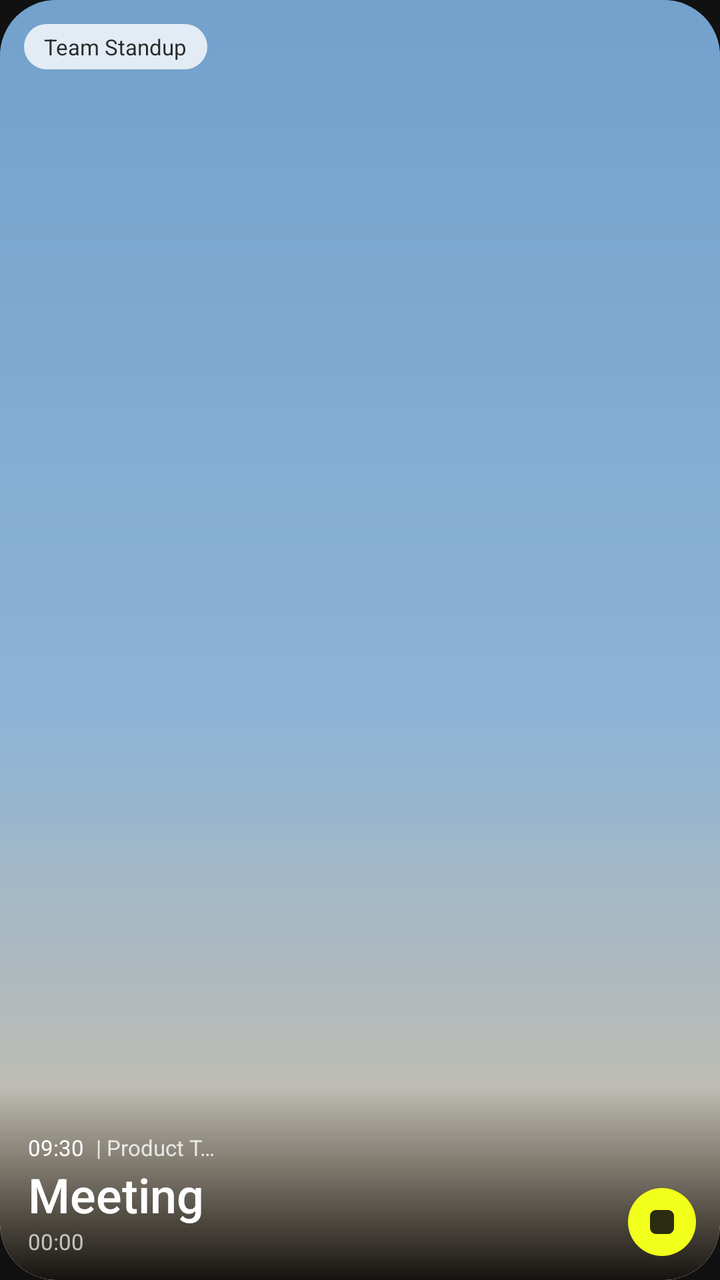
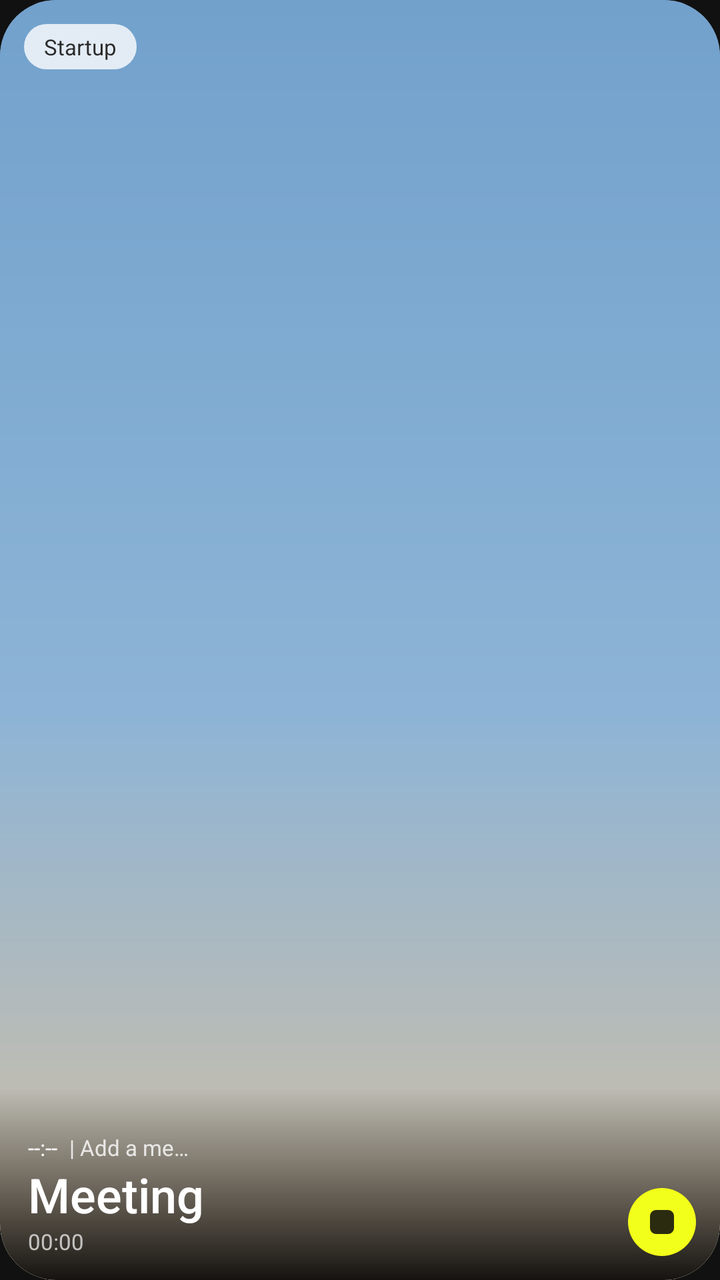

Compare the two renders of this Android layout. The source of the first and the diff that turns it into the second are given below.
<!-- AndroidManifest.xml: application theme Theme.Startup -->
<!-- res/layout/widget_startup.xml -->
<?xml version="1.0" encoding="utf-8"?>
<FrameLayout xmlns:android="http://schemas.android.com/apk/res/android"
    android:id="@+id/w_root"
    android:layout_width="match_parent"
    android:layout_height="match_parent"
    android:background="@drawable/widget_bg"
    android:clipToOutline="true">

    <ImageView
        android:layout_width="match_parent"
        android:layout_height="match_parent"
        android:scaleType="centerCrop"
        android:src="@drawable/meeting_bg" />

    <View
        android:layout_width="match_parent"
        android:layout_height="96dp"
        android:layout_gravity="bottom"
        android:background="@drawable/widget_scrim" />

    <TextView
        android:id="@+id/w_chip"
        android:layout_width="wrap_content"
        android:layout_height="wrap_content"
        android:layout_gravity="top|start"
        android:layout_margin="12dp"
        android:background="@drawable/widget_chip"
        android:maxLines="1"
        android:ellipsize="end"
        android:maxWidth="92dp"
        android:paddingStart="10dp"
        android:paddingEnd="10dp"
        android:paddingTop="4dp"
        android:paddingBottom="4dp"
        android:textColor="#2B2B2B"
        android:textSize="11sp"
        android:text="Team Standup" />

    <LinearLayout
        android:layout_width="match_parent"
        android:layout_height="wrap_content"
        android:layout_gravity="bottom"
        android:orientation="vertical"
        android:paddingStart="14dp"
        android:paddingEnd="14dp"
        android:paddingBottom="12dp">

        <LinearLayout
            android:layout_width="wrap_content"
            android:layout_height="wrap_content"
            android:orientation="horizontal">

            <TextView
                android:id="@+id/w_time"
                android:layout_width="wrap_content"
                android:layout_height="wrap_content"
                android:textColor="#FFFFFF"
                android:textSize="11sp"
                android:text="09:30" />

            <TextView
                android:id="@+id/w_team"
                android:layout_width="wrap_content"
                android:layout_height="wrap_content"
                android:layout_marginStart="6dp"
                android:maxLines="1"
                android:ellipsize="end"
                android:maxWidth="64dp"
                android:textColor="#CCFFFFFF"
                android:textSize="11sp"
                android:text="| Product Team" />
        </LinearLayout>

        <TextView
            android:layout_width="wrap_content"
            android:layout_height="wrap_content"
            android:fontFamily="sans-serif-medium"
            android:textColor="#FFFFFF"
            android:textSize="24sp"
            android:text="Meeting" />

        <Chronometer
            android:id="@+id/w_timer"
            android:layout_width="wrap_content"
            android:layout_height="wrap_content"
            android:textColor="#B3FFFFFF"
            android:textSize="11sp" />
    </LinearLayout>

    <ImageView
        android:id="@+id/w_stop"
        android:layout_width="34dp"
        android:layout_height="34dp"
        android:layout_gravity="bottom|end"
        android:layout_marginEnd="12dp"
        android:layout_marginBottom="12dp"
        android:src="@drawable/widget_stop_bg" />
</FrameLayout>
<!-- resources referenced by this layout -->
<resources>
  <!-- drawable meeting_bg (drawable) -->
  <?xml version="1.0" encoding="utf-8"?>
  <vector xmlns:android="http://schemas.android.com/apk/res/android"
      xmlns:aapt="http://schemas.android.com/aapt"
      android:width="360dp"
      android:height="720dp"
      android:viewportWidth="360"
      android:viewportHeight="720">
      <path android:pathData="M0,0h360v720h-360z">
          <aapt:attr name="android:fillColor">
              <gradient
                  android:startX="0"
                  android:startY="0"
                  android:endX="0"
                  android:endY="720"
                  android:type="linear">
                  <item android:offset="0.0" android:color="#FF6F9FCB" />
                  <item android:offset="0.55" android:color="#FF8DB4D6" />
                  <item android:offset="1.0" android:color="#FFE0C29B" />
              </gradient>
          </aapt:attr>
      </path>
  </vector>
  <!-- drawable widget_bg (drawable) -->
  <?xml version="1.0" encoding="utf-8"?>
  <shape xmlns:android="http://schemas.android.com/apk/res/android" android:shape="rectangle">
      <solid android:color="#7FA8CF" />
      <corners android:radius="28dp" />
  </shape>
  <!-- drawable widget_chip (drawable) -->
  <?xml version="1.0" encoding="utf-8"?>
  <shape xmlns:android="http://schemas.android.com/apk/res/android" android:shape="rectangle">
      <solid android:color="#CCFFFFFF" />
      <corners android:radius="16dp" />
  </shape>
  <!-- drawable widget_scrim (drawable) -->
  <?xml version="1.0" encoding="utf-8"?>
  <shape xmlns:android="http://schemas.android.com/apk/res/android" android:shape="rectangle">
      <gradient
          android:angle="90"
          android:startColor="#E6000000"
          android:endColor="#00000000" />
      <corners
          android:bottomLeftRadius="28dp"
          android:bottomRightRadius="28dp" />
  </shape>
  <!-- drawable widget_stop_bg (drawable) -->
  <?xml version="1.0" encoding="utf-8"?>
  <layer-list xmlns:android="http://schemas.android.com/apk/res/android">
      <item>
          <shape android:shape="oval">
              <solid android:color="#F2FF1A" />
          </shape>
      </item>
      <item
          android:left="11dp"
          android:top="11dp"
          android:right="11dp"
          android:bottom="11dp">
          <shape android:shape="rectangle">
              <solid android:color="#2B2B10" />
              <corners android:radius="3dp" />
          </shape>
      </item>
  </layer-list>
  <style name="Theme.Startup" parent="android:Theme.Material.Light.NoActionBar">
          <item name="android:windowBackground">#FF111111</item>
          <item name="android:statusBarColor">@android:color/transparent</item>
          <item name="android:navigationBarColor">@android:color/transparent</item>
      </style>
</resources>

<!-- the commit's change to res/layout/widget_startup.xml (unified diff, before → after) -->
@@ -34,7 +34,7 @@
         android:paddingBottom="4dp"
         android:textColor="#2B2B2B"
         android:textSize="11sp"
-        android:text="Team Standup" />
+        android:text="Startup" />
 
     <LinearLayout
         android:layout_width="match_parent"
@@ -56,7 +56,7 @@
                 android:layout_height="wrap_content"
                 android:textColor="#FFFFFF"
                 android:textSize="11sp"
-                android:text="09:30" />
+                android:text="--:--" />
 
             <TextView
                 android:id="@+id/w_team"
@@ -68,7 +68,7 @@
                 android:maxWidth="64dp"
                 android:textColor="#CCFFFFFF"
                 android:textSize="11sp"
-                android:text="| Product Team" />
+                android:text="| Add a meeting" />
         </LinearLayout>
 
         <TextView
